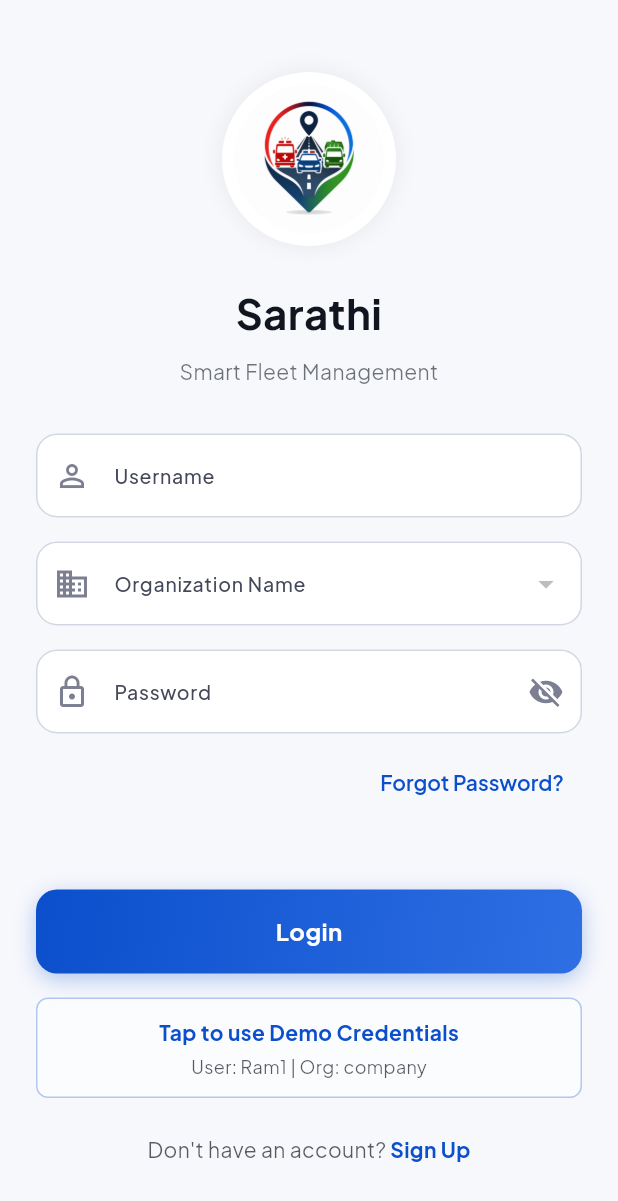
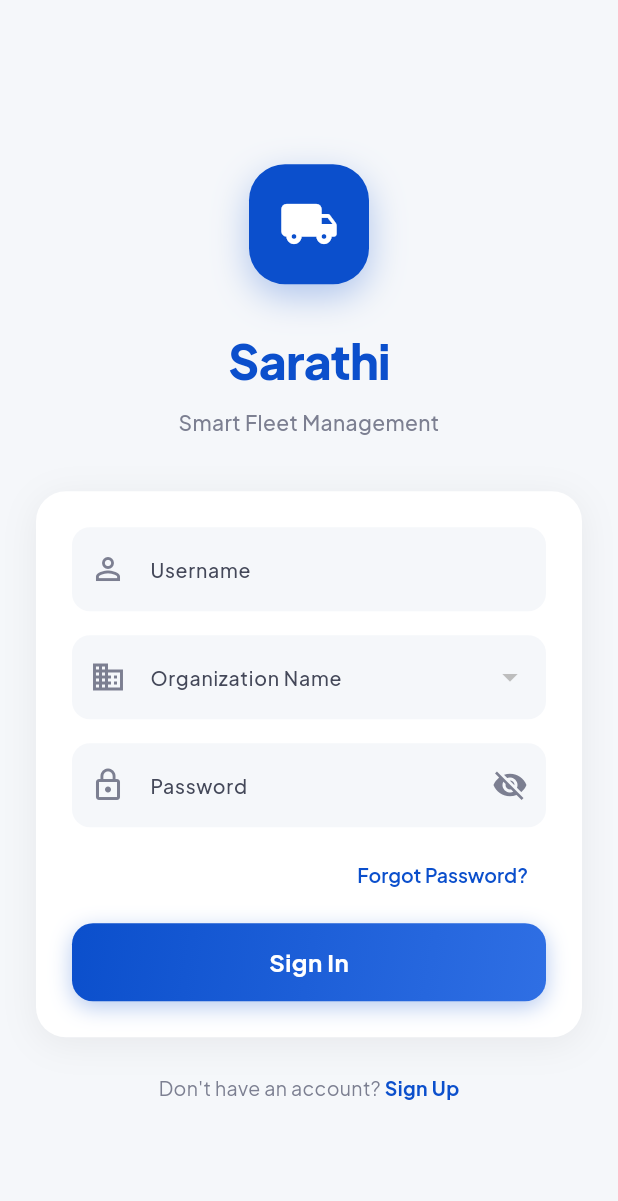
Before and after one commit to Sumit46p/Sarathi, a Flutter app: the screen it shows after launch, on a phone screen of 412 x 824 dp. Shown: the top 1201 px of the screen. Run offline on Flutter 3.47's test engine with Material 3 defaults, Android fonts, the phone set to English and light mode, and no system bars; our stand-ins replace audioplayers, flutter_map, flutter_secure_storage, geolocator, google_fonts, image_picker and 2 more; network calls fail.

Commit message:
feat: restore organization dropdown and professionalize login screen
- Restore organization dropdown populated from /api/auth/organizations/
- Load organizations on init and select first by default
- Remove demo credentials helper from login screen
- Redesign login with modern card layout, better spacing, and cleaner inputs
- Fix SignupMessageScreen class reference

```diff
--- a/driver_app/lib/screens/login_screen.dart
+++ b/driver_app/lib/screens/login_screen.dart
@@ -9,8 +9,6 @@ import 'dashboard_screen.dart';
 import 'forgot_password_screen.dart';
 
 class LoginScreen extends StatefulWidget {
-  /// When true, the login screen shows a "session expired" banner
-  /// (the user was redirected here after a token refresh failure).
   final bool sessionExpired;
 
   const LoginScreen({super.key, this.sessionExpired = false});
@@ -26,18 +24,11 @@ class _LoginScreenState extends State<LoginScreen> with SingleTickerProviderStat
   final _formKey = GlobalKey<FormState>();
   final _usernameController = TextEditingController();
   final _passwordController = TextEditingController();
-  final _usernameFocus = FocusNode();
-  final _passwordFocus = FocusNode();
-
+  String? _selectedOrganization;
+  List<String> _organizations = [];
+  bool _isLoadingOrgs = true;
   bool _obscurePassword = true;
   bool _isLoading = false;
-  List<String> _organizations = [];
-  bool _isLoadingOrgs = true;
-  String? _selectedOrganization;
-
-  /// NOTE: If you see "Cannot reach the server", ensure adb reverse is set up:
-  /// Run: adb reverse tcp:8000 tcp:8000
-  /// This tunnels localhost:8000 from your device to the development PC.
 
   @override
   void initState() {
@@ -74,6 +65,9 @@ class _LoginScreenState extends State<LoginScreen> with SingleTickerProviderStat
       setState(() {
         _organizations = orgs;
         _isLoadingOrgs = false;
+        if (_organizations.isNotEmpty && _selectedOrganization == null) {
+          _selectedOrganization = _organizations.first;
+        }
       });
     }
   }
@@ -89,7 +83,11 @@ void _handleLogin() async {
       final organizationName = _selectedOrganization ?? '';
       final password = _passwordController.text;
 
- final result = await ApiService.login(username: username, organizationName: organizationName, password: password);
+      final result = await ApiService.login(
+        username: username,
+        organizationName: organizationName,
+        password: password,
+      );
 
       if (!mounted) return;
       setState(() => _isLoading = false);
@@ -149,15 +147,15 @@ void _handleLogin() async {
     _animationController.dispose();
     _usernameController.dispose();
     _passwordController.dispose();
-    _usernameFocus.dispose();
-    _passwordFocus.dispose();
     super.dispose();
   }
 
   @override
   Widget build(BuildContext context) {
+    final isDark = Theme.of(context).brightness == Brightness.dark;
+
     return Scaffold(
-      backgroundColor: Theme.of(context).scaffoldBackgroundColor,
+      backgroundColor: isDark ? AppTheme.background : const Color(0xFFF5F7FA),
       body: SafeArea(
         child: Center(
           child: SingleChildScrollView(
@@ -173,54 +171,87 @@ void _handleLogin() async {
                     mainAxisSize: MainAxisSize.min,
                     crossAxisAlignment: CrossAxisAlignment.stretch,
                     children: [
+                      const SizedBox(height: 20),
                       Center(
                         child: Container(
-                          padding: const EdgeInsets.all(8),
+                          width: 80,
+                          height: 80,
                           decoration: BoxDecoration(
-                            color: Colors.white,
-                            shape: BoxShape.circle,
+                            color: AppTheme.primaryColor,
+                            borderRadius: BorderRadius.circular(24),
                             boxShadow: [
                               BoxShadow(
-                                color: Colors.black.withOpacity(0.05),
-                                blurRadius: 10,
-                                spreadRadius: 2,
+                                color: AppTheme.primaryColor.withValues(alpha: 0.3),
+                                blurRadius: 20,
+                                offset: const Offset(0, 8),
                               ),
                             ],
                           ),
-                          child: const CircleAvatar(
-                            radius: 50,
-                            backgroundColor: Colors.transparent,
-                            backgroundImage: AssetImage('assets/images/logo.png'),
+                          child: const Icon(
+                            Icons.local_shipping_rounded,
+                            color: Colors.white,
+                            size: 40,
                           ),
                         ),
                       ),
-                      const SizedBox(height: 24),
+                      const SizedBox(height: 28),
                       Text(
                         'Sarathi',
+                        textAlign: TextAlign.center,
                         style: TextStyle(
-                          fontSize: 28,
-                          fontWeight: FontWeight.bold,
-                          color: Theme.of(context).colorScheme.onSurface,
+                          fontSize: 32,
+                          fontWeight: FontWeight.w800,
+                          color: isDark ? Colors.white : AppTheme.primaryColor,
+                          letterSpacing: -0.5,
                         ),
-                        textAlign: TextAlign.center,
                       ),
                       const SizedBox(height: 8),
                       Text(
                         'Smart Fleet Management',
+                        textAlign: TextAlign.center,
                         style: TextStyle(
                           fontSize: 14,
-                          color: Theme.of(context).colorScheme.onSurface.withOpacity(0.6),
+                          fontWeight: FontWeight.w500,
+                          color: isDark ? Colors.white70 : AppTheme.outline,
                         ),
-                        textAlign: TextAlign.center,
                       ),
-                      const SizedBox(height: 32),
+                      const SizedBox(height: 36),
 
+                      Container(
+                        padding: const EdgeInsets.all(24),
+                        decoration: BoxDecoration(
+                          color: isDark ? AppTheme.surfaceLowest : Colors.white,
+                          borderRadius: BorderRadius.circular(20),
+                          boxShadow: [
+                            BoxShadow(
+                              color: Colors.black.withValues(alpha: isDark ? 0.2 : 0.06),
+                              blurRadius: 20,
+                              offset: const Offset(0, 4),
+                            ),
+                          ],
+                        ),
+                        child: Column(
+                          children: [
                             TextFormField(
                               controller: _usernameController,
-                        decoration: const InputDecoration(
+                              decoration: InputDecoration(
                                 labelText: 'Username',
                                 hintText: 'Enter your username',
-                          prefixIcon: Icon(Icons.person_outline),
+                                prefixIcon: const Icon(Icons.person_outline),
+                                filled: true,
+                                fillColor: isDark ? AppTheme.background : const Color(0xFFF5F7FA),
+                                border: OutlineInputBorder(
+                                  borderRadius: BorderRadius.circular(12),
+                                  borderSide: BorderSide.none,
+                                ),
+                                enabledBorder: OutlineInputBorder(
+                                  borderRadius: BorderRadius.circular(12),
+                                  borderSide: BorderSide.none,
+                                ),
+                                focusedBorder: OutlineInputBorder(
+                                  borderRadius: BorderRadius.circular(12),
+                                  borderSide: BorderSide(color: AppTheme.primaryColor, width: 1.5),
+                                ),
                               ),
                               validator: (value) {
                                 if (value == null || value.isEmpty) {
@@ -232,12 +263,35 @@ void _handleLogin() async {
                             const SizedBox(height: 16),
 
                             _isLoadingOrgs
-                          ? const Center(child: CircularProgressIndicator())
+                                ? const Center(
+                                    child: Padding(
+                                      padding: EdgeInsets.all(12.0),
+                                      child: SizedBox(
+                                        width: 20,
+                                        height: 20,
+                                        child: CircularProgressIndicator(strokeWidth: 2, color: AppTheme.primaryColor),
+                                      ),
+                                    ),
+                                  )
                                 : DropdownButtonFormField<String>(
-                              value: _selectedOrganization,
-                              decoration: const InputDecoration(
+                                    initialValue: _selectedOrganization,
+                                    decoration: InputDecoration(
                                       labelText: 'Organization Name',
-                                prefixIcon: Icon(Icons.business_outlined),
+                                      prefixIcon: const Icon(Icons.business_outlined),
+                                      filled: true,
+                                      fillColor: isDark ? AppTheme.background : const Color(0xFFF5F7FA),
+                                      border: OutlineInputBorder(
+                                        borderRadius: BorderRadius.circular(12),
+                                        borderSide: BorderSide.none,
+                                      ),
+                                      enabledBorder: OutlineInputBorder(
+                                        borderRadius: BorderRadius.circular(12),
+                                        borderSide: BorderSide.none,
+                                      ),
+                                      focusedBorder: OutlineInputBorder(
+                                        borderRadius: BorderRadius.circular(12),
+                                        borderSide: BorderSide(color: AppTheme.primaryColor, width: 1.5),
+                                      ),
                                     ),
                                     items: _organizations.map((org) {
                                       return DropdownMenuItem(
@@ -264,16 +318,32 @@ void _handleLogin() async {
                               obscureText: _obscurePassword,
                               decoration: InputDecoration(
                                 labelText: 'Password',
+                                hintText: 'Enter your password',
                                 prefixIcon: const Icon(Icons.lock_outline),
                                 suffixIcon: IconButton(
                                   icon: Icon(
                                     _obscurePassword ? Icons.visibility_off : Icons.visibility,
+                                    color: AppTheme.outline,
                                   ),
                                   onPressed: () {
                                     setState(() {
                                       _obscurePassword = !_obscurePassword;
                                     });
                                   },
+                                ),
+                                filled: true,
+                                fillColor: isDark ? AppTheme.background : const Color(0xFFF5F7FA),
+                                border: OutlineInputBorder(
+                                  borderRadius: BorderRadius.circular(12),
+                                  borderSide: BorderSide.none,
+                                ),
+                                enabledBorder: OutlineInputBorder(
+                                  borderRadius: BorderRadius.circular(12),
+                                  borderSide: BorderSide.none,
+                                ),
+                                focusedBorder: OutlineInputBorder(
+                                  borderRadius: BorderRadius.circular(12),
+                                  borderSide: BorderSide(color: AppTheme.primaryColor, width: 1.5),
                                 ),
                               ),
                               validator: (value) {
@@ -300,64 +370,23 @@ void _handleLogin() async {
                                   style: TextStyle(
                                     color: AppTheme.primaryColor,
                                     fontWeight: FontWeight.w600,
+                                    fontSize: 13,
                                   ),
                                 ),
                               ),
                             ),
-                      const SizedBox(height: 24),
+                            const SizedBox(height: 8),
 
-                      const SizedBox(height: 24),
-
-                      PrimaryButton(
-                        text: 'Login',
+                            SizedBox(
+                              width: double.infinity,
+                              height: 52,
+                              child: PrimaryButton(
+                                text: 'Sign In',
                                 isLoading: _isLoading,
                                 onPressed: _handleLogin,
                               ),
-
-                      const SizedBox(height: 16),
-
-                      // Demo Credentials Helper
-                      GestureDetector(
-                        onTap: () {
-                          setState(() {
-                            _usernameController.text = 'Ram1';
-                            if (_organizations.contains('company')) {
-                              _selectedOrganization = 'company';
-                            } else if (_organizations.isNotEmpty) {
-                              _selectedOrganization = _organizations.first;
-                            }
-                            _passwordController.text = 'driver123';
-                          });
-                          ScaffoldMessenger.of(context).showSnackBar(
-                            const SnackBar(content: Text('Demo credentials autofilled')),
-                          );
-                        },
-                        child: Container(
-                          padding: const EdgeInsets.all(12),
-                          decoration: BoxDecoration(
-                            color: Theme.of(context).colorScheme.surfaceVariant.withOpacity(0.5),
-                            borderRadius: BorderRadius.circular(8),
-                            border: Border.all(color: AppTheme.primaryColor.withOpacity(0.3)),
-                          ),
-                          child: Column(
-                            children: [
-                              Text(
-                                'Tap to use Demo Credentials',
-                                style: TextStyle(
-                                  fontWeight: FontWeight.bold,
-                                  color: AppTheme.primaryColor,
-                                ),
-                              ),
-                              const SizedBox(height: 4),
-                              Text(
-                                'User: Ram1 | Org: company',
-                                style: TextStyle(
-                                  fontSize: 12,
-                                  color: Theme.of(context).colorScheme.onSurface.withOpacity(0.7),
-                                ),
                             ),
                           ],
-                          ),
                         ),
                       ),
 
@@ -369,7 +398,8 @@ void _handleLogin() async {
                           Text(
                             "Don't have an account? ",
                             style: TextStyle(
-                              color: Theme.of(context).colorScheme.onSurface.withOpacity(0.7),
+                              color: isDark ? Colors.white70 : AppTheme.outline,
+                              fontSize: 13,
                             ),
                           ),
                           GestureDetector(
@@ -381,12 +411,12 @@ void _handleLogin() async {
                                 ),
                               );
                             },
-                            child: const Text(
+                            child: Text(
                               'Sign Up',
                               style: TextStyle(
                                 color: AppTheme.primaryColor,
                                 fontWeight: FontWeight.w700,
-                                fontSize: 14,
+                                fontSize: 13,
                               ),
                             ),
                           ),
@@ -409,8 +439,10 @@ class SignupMessageScreen extends StatelessWidget {
 
   @override
   Widget build(BuildContext context) {
+    final isDark = Theme.of(context).brightness == Brightness.dark;
+
     return Scaffold(
-      backgroundColor: Theme.of(context).scaffoldBackgroundColor,
+      backgroundColor: isDark ? AppTheme.background : const Color(0xFFF5F7FA),
       appBar: AppBar(
         elevation: 0,
         backgroundColor: Colors.transparent,
@@ -429,7 +461,7 @@ class SignupMessageScreen extends StatelessWidget {
                 Container(
                   padding: const EdgeInsets.all(16),
                   decoration: BoxDecoration(
-                    color: AppTheme.primaryColor.withOpacity(0.1),
+                    color: AppTheme.primaryColor.withValues(alpha: 0.1),
                     shape: BoxShape.circle,
                   ),
                   child: Icon(Icons.admin_panel_settings_rounded, size: 48, color: AppTheme.primaryColor),
@@ -450,14 +482,18 @@ class SignupMessageScreen extends StatelessWidget {
                   textAlign: TextAlign.center,
                   style: TextStyle(
                     fontSize: 14,
-                    color: Theme.of(context).colorScheme.onSurface.withOpacity(0.7),
+                    color: Theme.of(context).colorScheme.onSurface.withValues(alpha: 0.7),
                     height: 1.5,
                   ),
                 ),
                 const SizedBox(height: 32),
-                PrimaryButton(
+                SizedBox(
+                  width: double.infinity,
+                  height: 52,
+                  child: PrimaryButton(
                     text: 'Back to Login',
                     onPressed: () => Navigator.of(context).pop(),
+                  ),
                 ),
               ],
             ),
```
Lines whose indentation alone changed are shown as unchanged.
